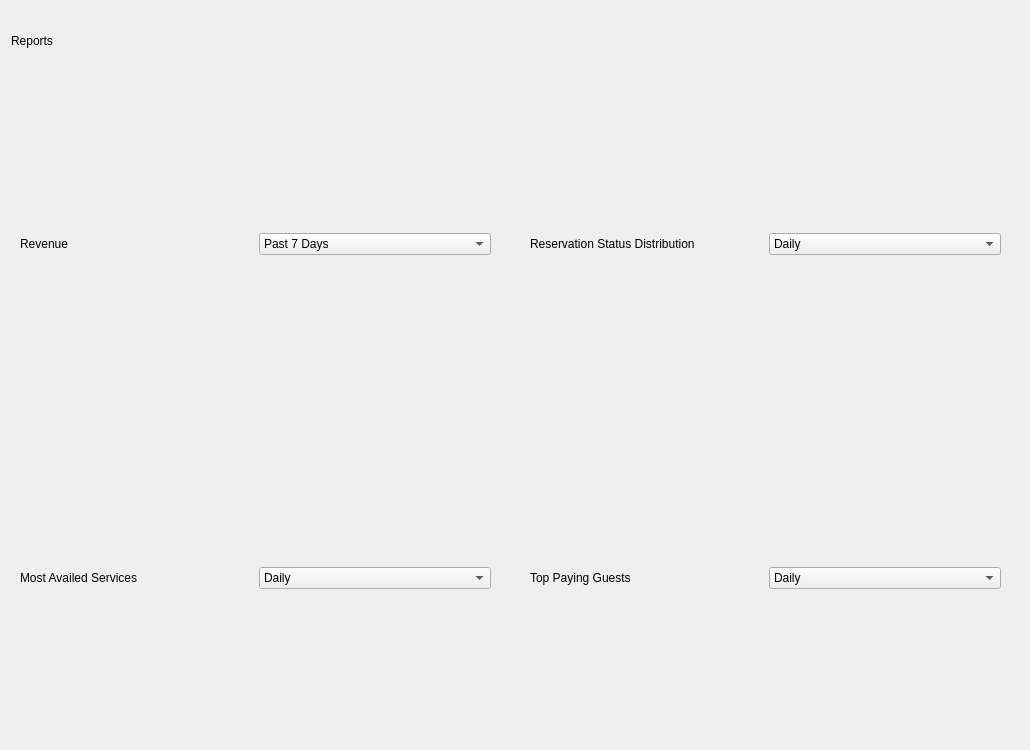
Qt form ui_files/reports_page.ui (xbryan25/hotel-management-system) before a commit.
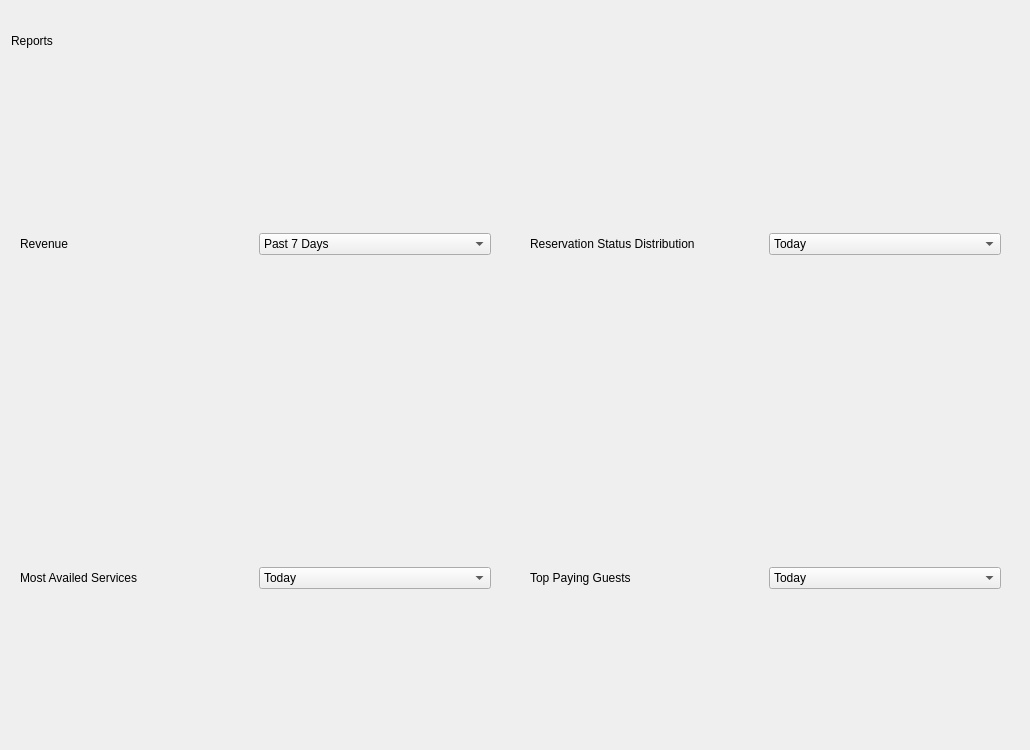
The same form after that commit.

Commit message: feat(reports_page): made various charts and connected it to the database

The edit to the form file:
```diff
--- a/ui_files/reports_page.ui
+++ b/ui_files/reports_page.ui
@@ -101,7 +101,7 @@
           <widget class="QComboBox" name="most_availed_services_chart_combobox">
            <item>
             <property name="text">
-             <string>Daily</string>
+             <string>Today</string>
             </property>
            </item>
            <item>
@@ -182,7 +182,7 @@
           <widget class="QComboBox" name="top_paying_guests_chart_combobox">
            <item>
             <property name="text">
-             <string>Daily</string>
+             <string>Today</string>
             </property>
            </item>
            <item>
@@ -340,7 +340,7 @@
           <widget class="QComboBox" name="reservation_status_chart_combobox">
            <item>
             <property name="text">
-             <string>Daily</string>
+             <string>Today</string>
             </property>
            </item>
            <item>
```
Left out of the diff: 20 changed lines with no effect on the pictures. The commit also changes 8 other files.
